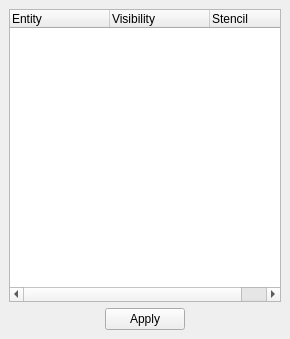
Qt form library/tulip-qt/designer/LayerManagerWidget.ui (vadivelselvaraj/TulipGLImprovement) before a commit.
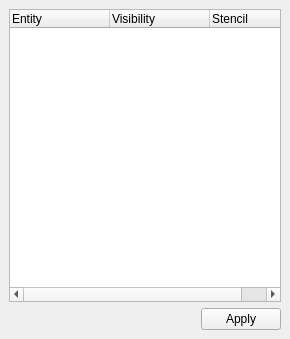
The same form after that commit.

Patch:
```diff
--- a/library/tulip-qt/designer/LayerManagerWidget.ui
+++ b/library/tulip-qt/designer/LayerManagerWidget.ui
@@ -47,19 +47,6 @@
        </property>
       </widget>
      </item>
-     <item>
-      <spacer>
-       <property name="orientation" >
-        <enum>Qt::Horizontal</enum>
-       </property>
-       <property name="sizeHint" >
-        <size>
-         <width>40</width>
-         <height>20</height>
-        </size>
-       </property>
-      </spacer>
-     </item>
     </layout>
    </item>
    <item row="0" column="0" >
```
